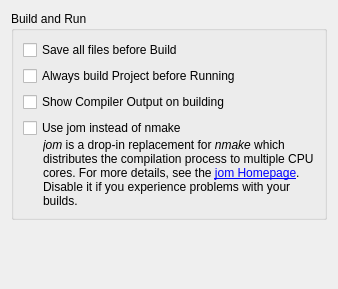
Before: the Qt Designer form src/plugins/projectexplorer/projectexplorersettingspage.ui in qt-creator/qt-creator, drawn with Qt 5.
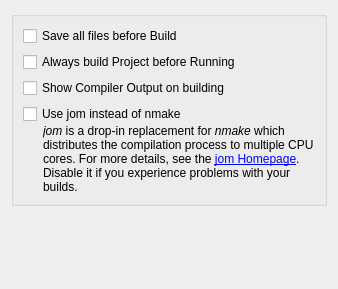
After: the same form once the commit is applied.

```diff
--- a/src/plugins/projectexplorer/projectexplorersettingspage.ui
+++ b/src/plugins/projectexplorer/projectexplorersettingspage.ui
@@ -12,10 +12,7 @@
   </property>
   <layout class="QVBoxLayout" name="verticalLayout_3">
    <item>
-    <widget class="QGroupBox" name="groupBox">
-     <property name="title">
-      <string>Build and Run</string>
-     </property>
+    <widget class="QGroupBox" name="buildAndRunGroupBox">
      <layout class="QVBoxLayout" name="verticalLayout_2">
       <item>
        <widget class="QCheckBox" name="saveAllFilesCheckBox">
```
